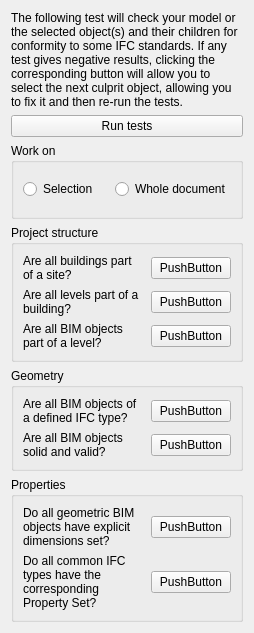
The window that dialogPreflight.ui (yorikvanhavre/BIM_Workbench) describes before a commit, drawn with Qt 5.
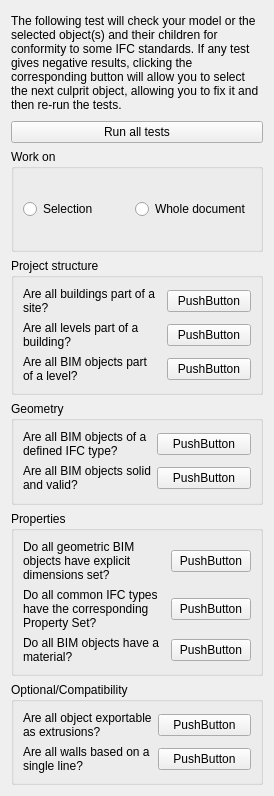
The same window after the commit.

What changed in the file:
```diff
--- a/dialogPreflight.ui
+++ b/dialogPreflight.ui
@@ -6,8 +6,8 @@
    <rect>
     <x>0</x>
     <y>0</y>
-    <width>254</width>
-    <height>633</height>
+    <width>274</width>
+    <height>796</height>
    </rect>
   </property>
   <property name="windowTitle">
@@ -27,7 +27,7 @@
    <item>
     <widget class="QPushButton" name="pushButton_7">
      <property name="text">
-      <string>Run tests</string>
+      <string>Run all tests</string>
      </property>
     </widget>
    </item>
@@ -192,6 +192,66 @@
       </item>
       <item row="0" column="1">
        <widget class="QPushButton" name="pushButton_3">
+        <property name="text">
+         <string>PushButton</string>
+        </property>
+       </widget>
+      </item>
+      <item row="2" column="0">
+       <widget class="QLabel" name="label_9">
+        <property name="text">
+         <string>Do all BIM objects have a material?</string>
+        </property>
+        <property name="wordWrap">
+         <bool>true</bool>
+        </property>
+       </widget>
+      </item>
+      <item row="2" column="1">
+       <widget class="QPushButton" name="pushButton_9">
+        <property name="text">
+         <string>PushButton</string>
+        </property>
+       </widget>
+      </item>
+     </layout>
+    </widget>
+   </item>
+   <item>
+    <widget class="QGroupBox" name="groupBox_5">
+     <property name="title">
+      <string>Optional/Compatibility</string>
+     </property>
+     <layout class="QGridLayout" name="gridLayout_4">
+      <item row="0" column="1">
+       <widget class="QPushButton" name="pushButton_10">
+        <property name="text">
+         <string>PushButton</string>
+        </property>
+       </widget>
+      </item>
+      <item row="0" column="0">
+       <widget class="QLabel" name="label_10">
+        <property name="text">
+         <string>Are all object exportable as extrusions?</string>
+        </property>
+        <property name="wordWrap">
+         <bool>true</bool>
+        </property>
+       </widget>
+      </item>
+      <item row="1" column="0">
+       <widget class="QLabel" name="label_11">
+        <property name="text">
+         <string>Are all walls based on a single line?</string>
+        </property>
+        <property name="wordWrap">
+         <bool>true</bool>
+        </property>
+       </widget>
+      </item>
+      <item row="1" column="1">
+       <widget class="QPushButton" name="pushButton_11">
         <property name="text">
          <string>PushButton</string>
         </property>
```
